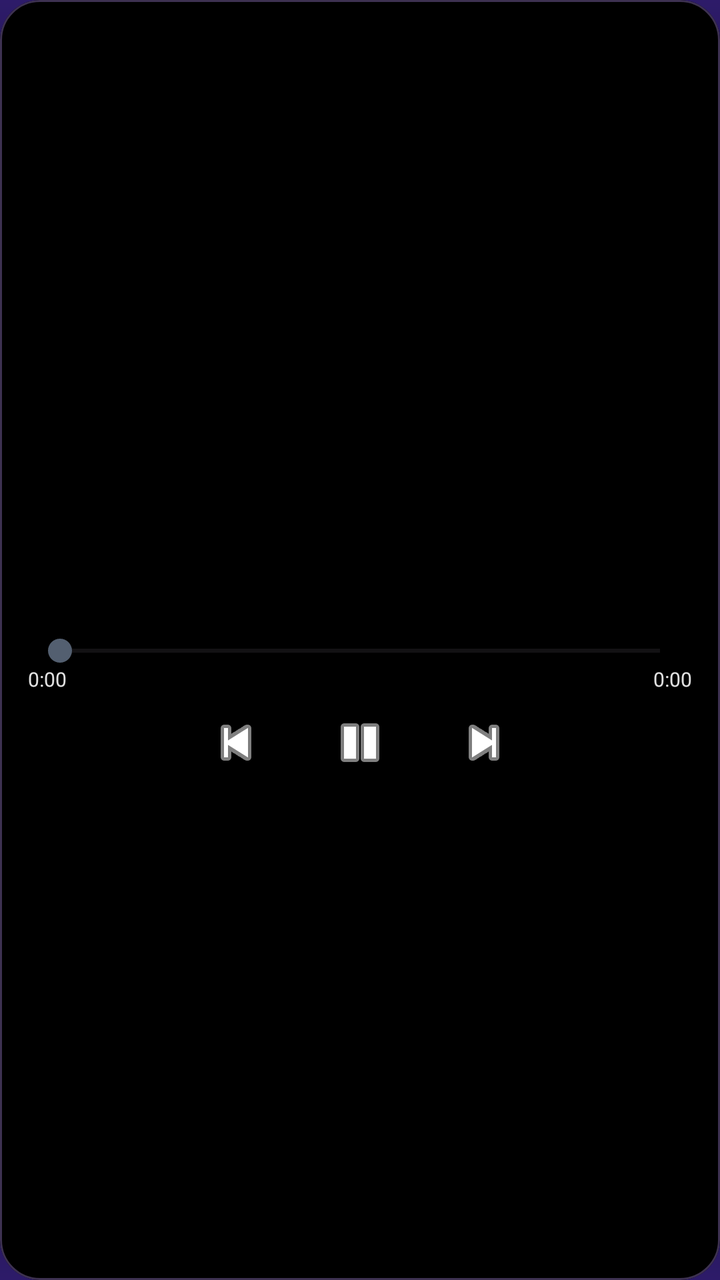
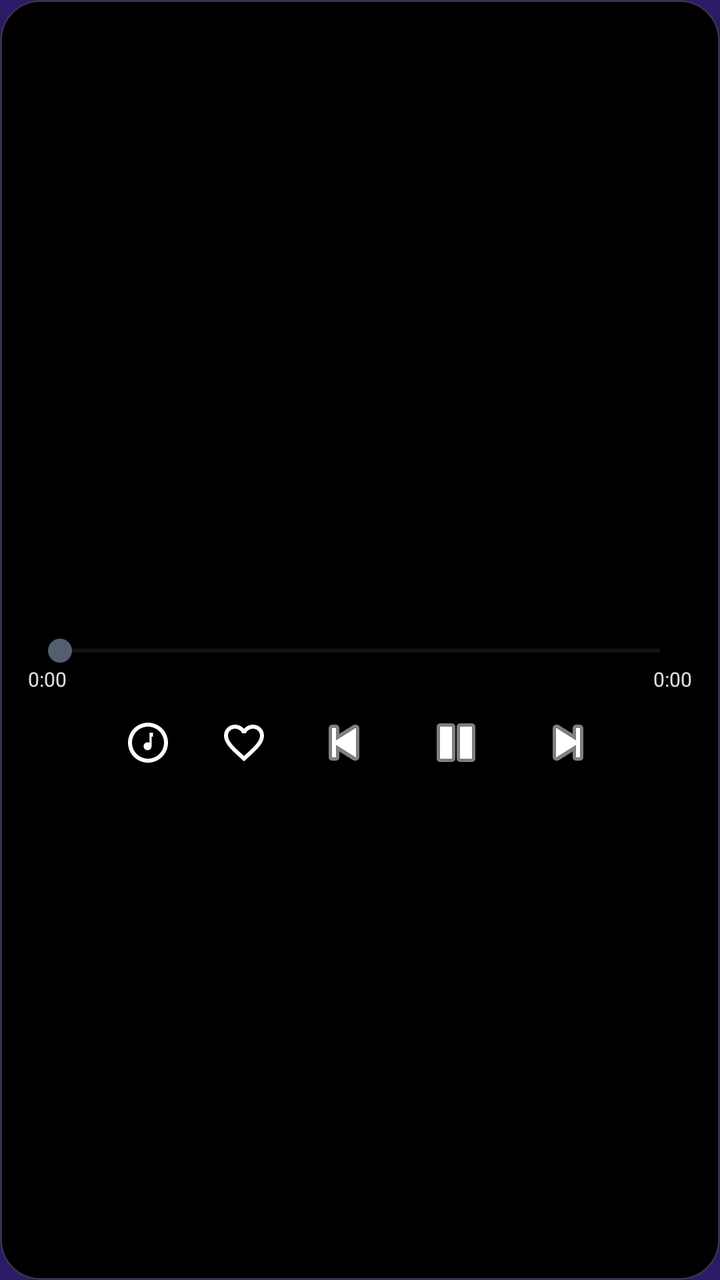

The first picture is an Android layout as it rendered before a commit; the second is the same layout after the commit. The layout source and the unified diff follow.
<!-- AndroidManifest.xml: application theme Theme.Superapp -->
<!-- res/layout/popup_music_controls.xml -->
<?xml version="1.0" encoding="utf-8"?>
<com.google.android.material.card.MaterialCardView
    xmlns:android="http://schemas.android.com/apk/res/android"
    xmlns:app="http://schemas.android.com/apk/res-auto"
    android:layout_width="match_parent"
    android:layout_height="match_parent"
    app:cardCornerRadius="20dp"
    app:cardBackgroundColor="#FF000000"
    app:strokeColor="#55B794F4"
    app:strokeWidth="1dp"
    app:cardElevation="0dp">

    
    <FrameLayout
        android:layout_width="match_parent"
        android:layout_height="match_parent">

        
        <ImageView
            android:id="@+id/music_popup_art_bg"
            android:layout_width="match_parent"
            android:layout_height="match_parent"
            android:scaleType="centerCrop"
            android:contentDescription="@null" />

        
        <View
            android:layout_width="match_parent"
            android:layout_height="match_parent"
            android:background="#A6000000" />

        <LinearLayout
            android:layout_width="match_parent"
            android:layout_height="wrap_content"
            android:layout_gravity="center_vertical"
            android:orientation="vertical"
            android:paddingStart="14dp"
            android:paddingEnd="14dp"
            android:paddingTop="7dp"
            android:paddingBottom="7dp">

            <LinearLayout
                android:layout_width="match_parent"
                android:layout_height="wrap_content"
                android:orientation="horizontal"
                android:gravity="center_vertical">

                <ImageView
                    android:id="@+id/music_popup_icon"
                    android:layout_width="44dp"
                    android:layout_height="44dp"
                    android:contentDescription="@null"
                    android:clickable="true"
                    android:focusable="true"
                    android:background="?android:attr/selectableItemBackground" />

                <LinearLayout
                    android:layout_width="0dp"
                    android:layout_height="wrap_content"
                    android:layout_weight="1"
                    android:layout_marginStart="10dp"
                    android:orientation="vertical">

                    <TextView
                        android:id="@+id/music_popup_title"
                        android:layout_width="match_parent"
                        android:layout_height="wrap_content"
                        android:singleLine="true"
                        android:ellipsize="marquee"
                        android:marqueeRepeatLimit="marquee_forever"
                        android:scrollHorizontally="true"
                        android:focusable="true"
                        android:focusableInTouchMode="true"
                        android:textSize="14sp"
                        android:textColor="#F5F5F5"
                        android:fontFamily="sans-serif-medium"
                        android:shadowColor="#FF000000"
                        android:shadowDx="0"
                        android:shadowDy="1"
                        android:shadowRadius="3"
                        android:includeFontPadding="false" />

                    <TextView
                        android:id="@+id/music_popup_artist"
                        android:layout_width="match_parent"
                        android:layout_height="wrap_content"
                        android:singleLine="true"
                        android:ellipsize="end"
                        android:textSize="11sp"
                        android:textColor="#D4D4D4"
                        android:layout_marginTop="2dp"
                        android:shadowColor="#FF000000"
                        android:shadowDx="0"
                        android:shadowDy="1"
                        android:shadowRadius="3"
                        android:includeFontPadding="false" />
                </LinearLayout>
            </LinearLayout>

            
            <LinearLayout
                android:layout_width="match_parent"
                android:layout_height="wrap_content"
                android:orientation="horizontal"
                android:gravity="center_vertical"
                android:layout_marginTop="8dp">

                <TextView
                    android:id="@+id/music_popup_route"
                    android:layout_width="0dp"
                    android:layout_height="wrap_content"
                    android:layout_weight="1"
                    android:singleLine="true"
                    android:ellipsize="end"
                    android:textSize="11sp"
                    android:textColor="#E0E0E0"
                    android:shadowColor="#FF000000"
                    android:shadowDx="0"
                    android:shadowDy="1"
                    android:shadowRadius="2"
                    android:includeFontPadding="false"
                    android:text="" />

                <TextView
                    android:id="@+id/music_popup_volume"
                    android:layout_width="wrap_content"
                    android:layout_height="wrap_content"
                    android:layout_marginStart="8dp"
                    android:textSize="11sp"
                    android:textColor="#E0E0E0"
                    android:shadowColor="#FF000000"
                    android:shadowDx="0"
                    android:shadowDy="1"
                    android:shadowRadius="2"
                    android:includeFontPadding="false"
                    android:text="" />
            </LinearLayout>

            <SeekBar
                android:id="@+id/music_popup_progress"
                android:layout_width="match_parent"
                android:layout_height="wrap_content"
                android:layout_marginTop="6dp"
                android:max="1000"
                android:progress="0" />

            <LinearLayout
                android:layout_width="match_parent"
                android:layout_height="wrap_content"
                android:orientation="horizontal"
                android:layout_marginTop="-2dp">

                <TextView
                    android:id="@+id/music_popup_time_elapsed"
                    android:layout_width="wrap_content"
                    android:layout_height="wrap_content"
                    android:textSize="10sp"
                    android:textColor="#E0E0E0"
                    android:shadowColor="#FF000000"
                    android:shadowDx="0"
                    android:shadowDy="1"
                    android:shadowRadius="2"
                    android:text="0:00" />

                <Space
                    android:layout_width="0dp"
                    android:layout_height="0dp"
                    android:layout_weight="1" />

                <TextView
                    android:id="@+id/music_popup_time_total"
                    android:layout_width="wrap_content"
                    android:layout_height="wrap_content"
                    android:textSize="10sp"
                    android:textColor="#E0E0E0"
                    android:shadowColor="#FF000000"
                    android:shadowDx="0"
                    android:shadowDy="1"
                    android:shadowRadius="2"
                    android:text="0:00" />
            </LinearLayout>

            <LinearLayout
                android:layout_width="match_parent"
                android:layout_height="wrap_content"
                android:orientation="horizontal"
                android:gravity="center"
                android:layout_marginTop="2dp">

                <ImageButton
                    android:id="@+id/music_popup_prev"
                    android:layout_width="38dp"
                    android:layout_height="38dp"
                    android:src="@android:drawable/ic_media_previous"
                    android:background="?android:attr/selectableItemBackgroundBorderless"
                    android:scaleType="centerInside"
                    android:tint="#FFFFFF"
                    android:contentDescription="@null" />

                <Space
                    android:layout_width="20dp"
                    android:layout_height="0dp" />

                <ImageButton
                    android:id="@+id/music_popup_play_pause"
                    android:layout_width="46dp"
                    android:layout_height="46dp"
                    android:src="@android:drawable/ic_media_pause"
                    android:background="?android:attr/selectableItemBackgroundBorderless"
                    android:scaleType="centerInside"
                    android:tint="#FFFFFF"
                    android:contentDescription="@null" />

                <Space
                    android:layout_width="20dp"
                    android:layout_height="0dp" />

                <ImageButton
                    android:id="@+id/music_popup_next"
                    android:layout_width="38dp"
                    android:layout_height="38dp"
                    android:src="@android:drawable/ic_media_next"
                    android:background="?android:attr/selectableItemBackgroundBorderless"
                    android:scaleType="centerInside"
                    android:tint="#FFFFFF"
                    android:contentDescription="@null" />
            </LinearLayout>
        </LinearLayout>
    </FrameLayout>
</com.google.android.material.card.MaterialCardView>
<!-- resources referenced by this layout -->
<resources>
  <color name="cloud_primary">#FF1565C0</color>
  <color name="cloud_on_primary">#FFFFFFFF</color>
  <color name="cloud_primary_container">#FFD0E4FF</color>
  <color name="cloud_on_primary_container">#FF001D36</color>
  <color name="cloud_secondary">#FF535F70</color>
  <color name="cloud_secondary_container">#FFD7E3F7</color>
  <color name="cloud_on_secondary_container">#FF101C2B</color>
  <color name="cloud_tertiary">#FF6B5778</color>
  <color name="cloud_tertiary_container">#FFF3DAFF</color>
  <!-- drawable bg_gradient_black_purple (drawable) -->
  <?xml version="1.0" encoding="utf-8"?>
  <shape xmlns:android="http://schemas.android.com/apk/res/android"
      android:shape="rectangle">
      <gradient
          android:type="linear"
          android:angle="270"
          android:startColor="#FF2D1B69"
          android:centerColor="#FF000000"
          android:endColor="#FF2D1B69" />
  </shape>
  <style name="Widget.CloudSuperApp.BottomNavigationView" parent="Widget.Material3.BottomNavigationView">
          <item name="itemActiveIndicatorStyle">@style/Widget.CloudSuperApp.BottomNavigationView.ActiveIndicator</item>
      </style>
  <!-- drawable bg_tooltip_transparent (drawable) -->
  <?xml version="1.0" encoding="utf-8"?>
  <shape xmlns:android="http://schemas.android.com/apk/res/android"
      android:shape="rectangle">
      <solid android:color="@android:color/transparent" />
  </shape>
  <style name="Widget.CloudSuperApp.BottomNavigationView.ActiveIndicator" parent="Widget.Material3.BottomNavigationView.ActiveIndicator">
          <item name="android:color">@color/cloud_primary_container</item>
      </style>
  <!-- unchanged entries left out for length: 1 -->
</resources>

<!-- the commit's change to res/layout/popup_music_controls.xml (unified diff, before → after) -->
@@ -187,6 +187,34 @@
                 android:gravity="center"
                 android:layout_marginTop="2dp">
 
+                
+                <ImageButton
+                    android:id="@+id/music_popup_shazam"
+                    android:layout_width="34dp"
+                    android:layout_height="34dp"
+                    android:src="@drawable/ic_music_recognise"
+                    android:background="?android:attr/selectableItemBackgroundBorderless"
+                    android:scaleType="centerInside"
+                    android:contentDescription="@null" />
+
+                <Space
+                    android:layout_width="14dp"
+                    android:layout_height="0dp" />
+
+                
+                <ImageButton
+                    android:id="@+id/music_popup_favourite"
+                    android:layout_width="34dp"
+                    android:layout_height="34dp"
+                    android:src="@drawable/ic_music_heart"
+                    android:background="?android:attr/selectableItemBackgroundBorderless"
+                    android:scaleType="centerInside"
+                    android:contentDescription="@null" />
+
+                <Space
+                    android:layout_width="14dp"
+                    android:layout_height="0dp" />
+
                 <ImageButton
                     android:id="@+id/music_popup_prev"
                     android:layout_width="38dp"
@@ -198,7 +226,7 @@
                     android:contentDescription="@null" />
 
                 <Space
-                    android:layout_width="20dp"
+                    android:layout_width="14dp"
                     android:layout_height="0dp" />
 
                 <ImageButton
@@ -212,7 +240,7 @@
                     android:contentDescription="@null" />
 
                 <Space
-                    android:layout_width="20dp"
+                    android:layout_width="14dp"
                     android:layout_height="0dp" />
 
                 <ImageButton
<!-- resource entries referenced after the edit -->
@@ -1,5 +1,32 @@
 <!-- resources referenced by this layout -->
 <resources>
+  <!-- drawable ic_music_heart (drawable) -->
+  <?xml version="1.0" encoding="utf-8"?>
+  <vector xmlns:android="http://schemas.android.com/apk/res/android"
+      android:width="24dp"
+      android:height="24dp"
+      android:viewportWidth="24"
+      android:viewportHeight="24"
+      android:tint="#FFFFFFFF">
+      <path
+          android:fillColor="#FFFFFFFF"
+          android:pathData="M16.5,3c-1.74,0 -3.41,0.81 -4.5,2.09C10.91,3.81 9.24,3 7.5,3 4.42,3 2,5.42 2,8.5c0,3.78 3.4,6.86 8.55,11.54L12,21.35l1.45,-1.32C18.6,15.36 22,12.28 22,8.5 22,5.42 19.58,3 16.5,3zM12.1,18.55l-0.1,0.1 -0.1,-0.1C7.14,14.24 4,11.39 4,8.5 4,6.5 5.5,5 7.5,5c1.54,0 3.04,0.99 3.57,2.36h1.87C13.46,5.99 14.96,5 16.5,5c2,0 3.5,1.5 3.5,3.5 0,2.89 -3.14,5.74 -7.9,10.05z" />
+  </vector>
+  <!-- drawable ic_music_recognise (drawable) -->
+  <?xml version="1.0" encoding="utf-8"?>
+  <vector xmlns:android="http://schemas.android.com/apk/res/android"
+      android:width="24dp"
+      android:height="24dp"
+      android:viewportWidth="24"
+      android:viewportHeight="24"
+      android:tint="#FFFFFFFF">
+      <path
+          android:fillColor="#FFFFFFFF"
+          android:pathData="M12,2C6.48,2 2,6.48 2,12s4.48,10 10,10 10,-4.48 10,-10S17.52,2 12,2zM12,20c-4.41,0 -8,-3.59 -8,-8s3.59,-8 8,-8 8,3.59 8,8 -3.59,8 -8,8z" />
+      <path
+          android:fillColor="#FFFFFFFF"
+          android:pathData="M14.5,7h-1.75v5.05c-0.28,-0.16 -0.6,-0.25 -0.95,-0.25 -1.1,0 -2,0.9 -2,2s0.9,2 2,2 2,-0.9 2,-2V9h0.7V7z" />
+  </vector>
   <color name="cloud_primary">#FF1565C0</color>
   <color name="cloud_on_primary">#FFFFFFFF</color>
   <color name="cloud_primary_container">#FFD0E4FF</color>
